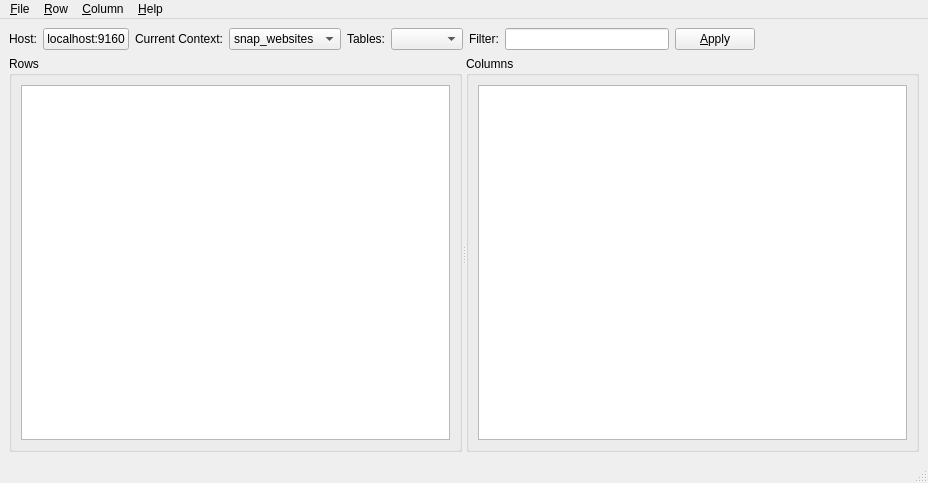
m2osw/snapcpp, file cassview/src/MainWindow.ui: the form before one commit.
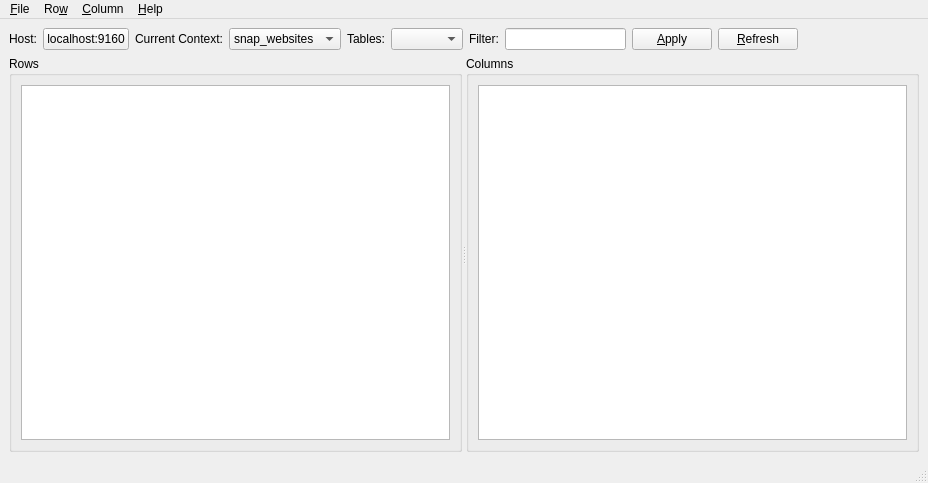
The form after the commit. Icons and pictures are not drawn.

Commit message: Added a Refresh button (same thing as the Apply, with a different name...)

```diff
--- a/cassview/src/MainWindow.ui
+++ b/cassview/src/MainWindow.ui
@@ -100,6 +100,13 @@
         </property>
        </widget>
       </item>
+      <item>
+       <widget class="QPushButton" name="f_refreshView">
+        <property name="text">
+         <string>&amp;Refresh</string>
+        </property>
+       </widget>
+      </item>
       <item>
        <spacer name="horizontalSpacer">
         <property name="orientation">
@@ -190,7 +197,7 @@
    </widget>
    <widget class="QMenu" name="menu_Row">
     <property name="title">
-     <string>&amp;Row</string>
+     <string>Ro&amp;w</string>
     </property>
     <addaction name="action_InsertRow"/>
     <addaction name="action_DeleteRows"/>
```
The commit also changes 2 other files.
